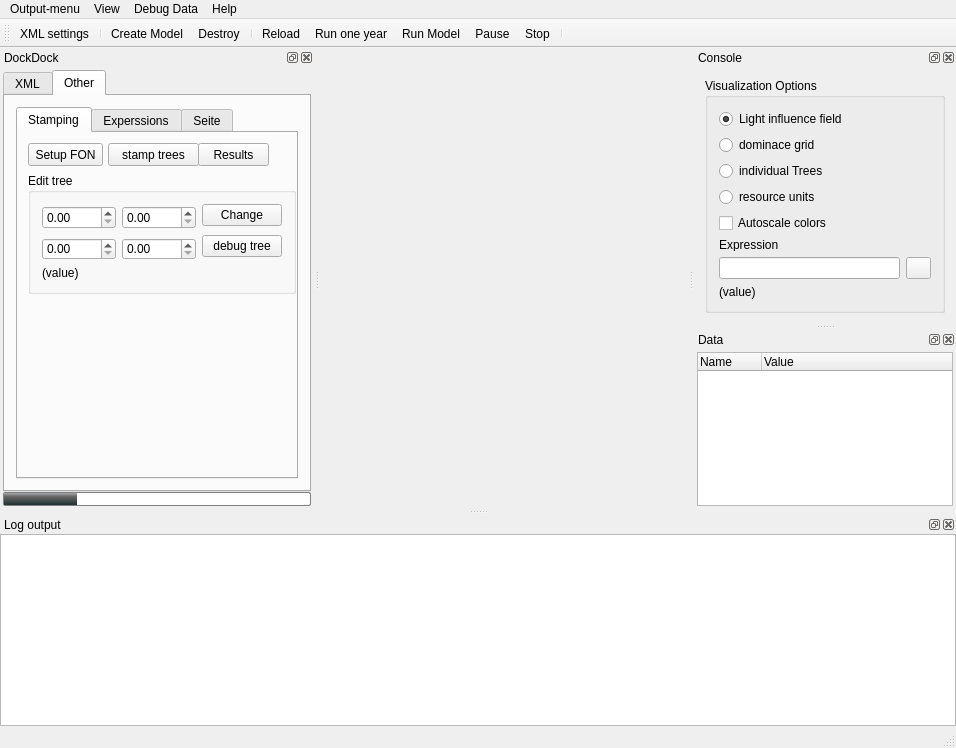
First picture: the form in src/iland/mainwindow.ui, repository edfm-tum/iland-model, before the edit.
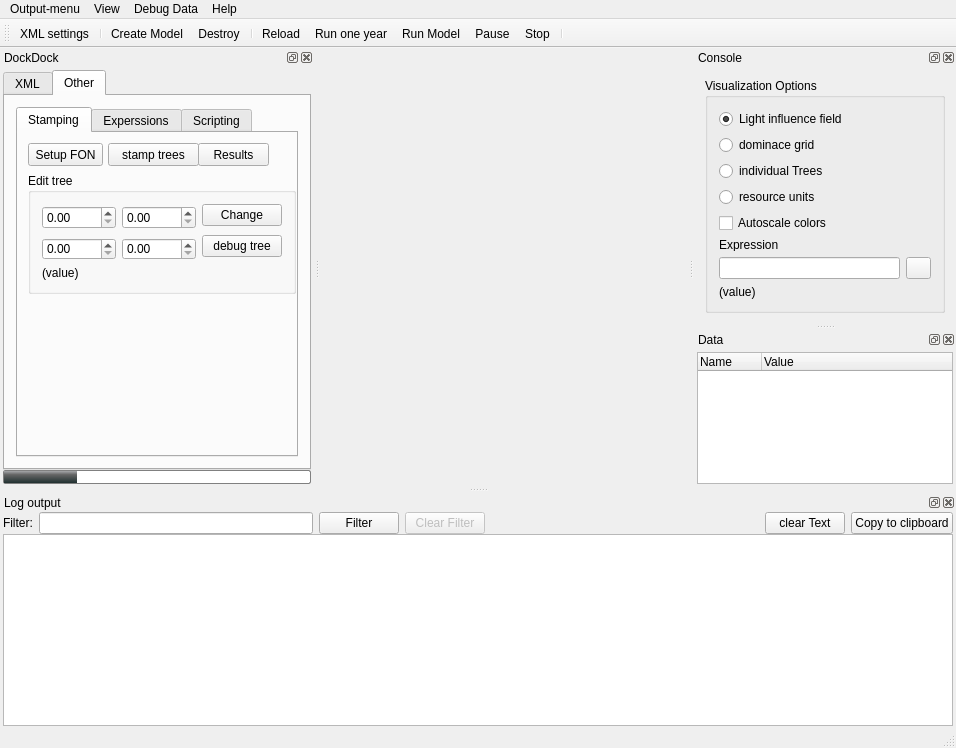
Second picture: the form after the edit. The open tabs and pages were chosen to show the change. Icons and pictures are not drawn. Custom widgets are drawn as their Qt base class.

Commit message: filtering / searching in log output.

```diff
--- a/src/iland/mainwindow.ui
+++ b/src/iland/mainwindow.ui
@@ -403,7 +403,7 @@
            </widget>
            <widget class="QWidget" name="pageScript">
             <attribute name="title">
-             <string>Seite</string>
+             <string>Scripting</string>
             </attribute>
             <layout class="QGridLayout" name="gridLayout_4">
              <item row="0" column="0">
@@ -496,9 +496,76 @@
      <property name="spacing">
       <number>0</number>
      </property>
-     <property name="margin">
+     <property name="leftMargin">
+      <number>3</number>
+     </property>
+     <property name="topMargin">
       <number>0</number>
      </property>
+     <property name="rightMargin">
+      <number>3</number>
+     </property>
+     <property name="bottomMargin">
+      <number>0</number>
+     </property>
+     <item>
+      <layout class="QHBoxLayout" name="horizontalLayout_3">
+       <item>
+        <widget class="QLabel" name="label_7">
+         <property name="text">
+          <string>Filter:</string>
+         </property>
+        </widget>
+       </item>
+       <item>
+        <widget class="QLineEdit" name="logFilterExpression"/>
+       </item>
+       <item>
+        <widget class="QPushButton" name="pbFilterExecute">
+         <property name="text">
+          <string>Filter</string>
+         </property>
+        </widget>
+       </item>
+       <item>
+        <widget class="QPushButton" name="pbLogFilterClear">
+         <property name="enabled">
+          <bool>false</bool>
+         </property>
+         <property name="text">
+          <string>Clear Filter</string>
+         </property>
+        </widget>
+       </item>
+       <item>
+        <spacer name="horizontalSpacer">
+         <property name="orientation">
+          <enum>Qt::Horizontal</enum>
+         </property>
+         <property name="sizeHint" stdset="0">
+          <size>
+           <width>40</width>
+           <height>20</height>
+          </size>
+         </property>
+        </spacer>
+       </item>
+       <item>
+        <widget class="QPushButton" name="pbLogClearText">
+         <property name="text">
+          <string>clear Text</string>
+         </property>
+        </widget>
+       </item>
+       <item>
+        <widget class="QPushButton" name="pbLogToClipboard">
+         <property name="text">
+          <string>Copy to clipboard</string>
+         </property>
+        </widget>
+       </item>
+      </layout>
+     </item>
      <item>
       <widget class="QPlainTextEdit" name="logOutput">
        <property name="minimumSize">
```
Left out of the diff: 62 changed lines with no effect on the pictures. The commit also changes 2 other files.
